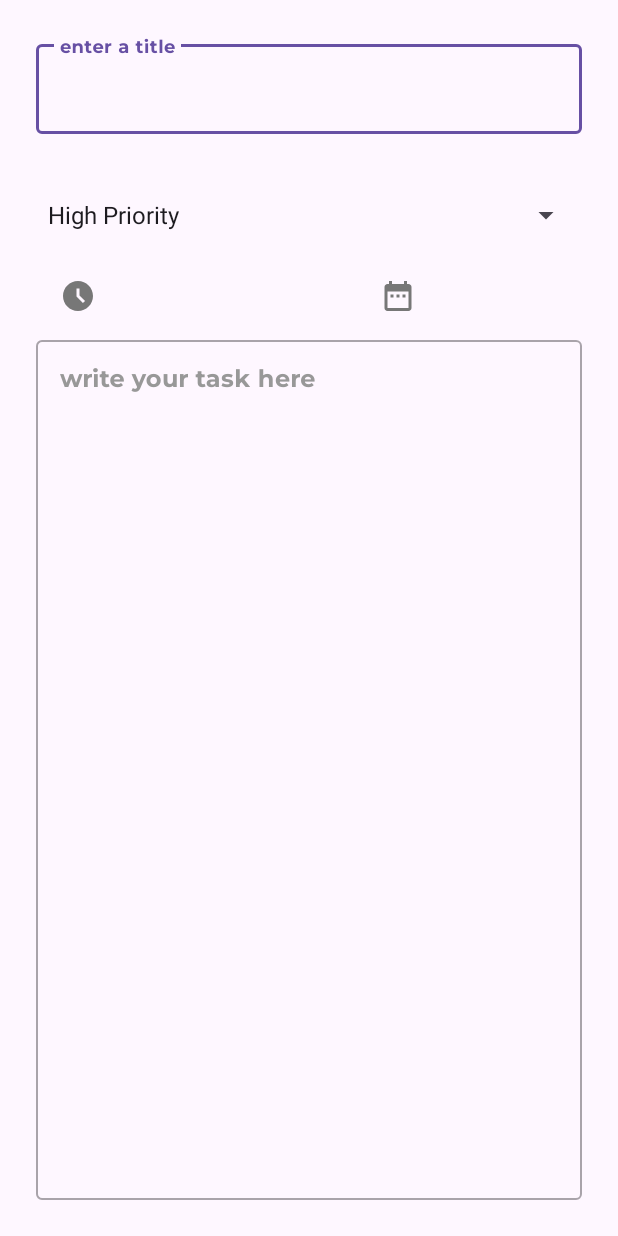
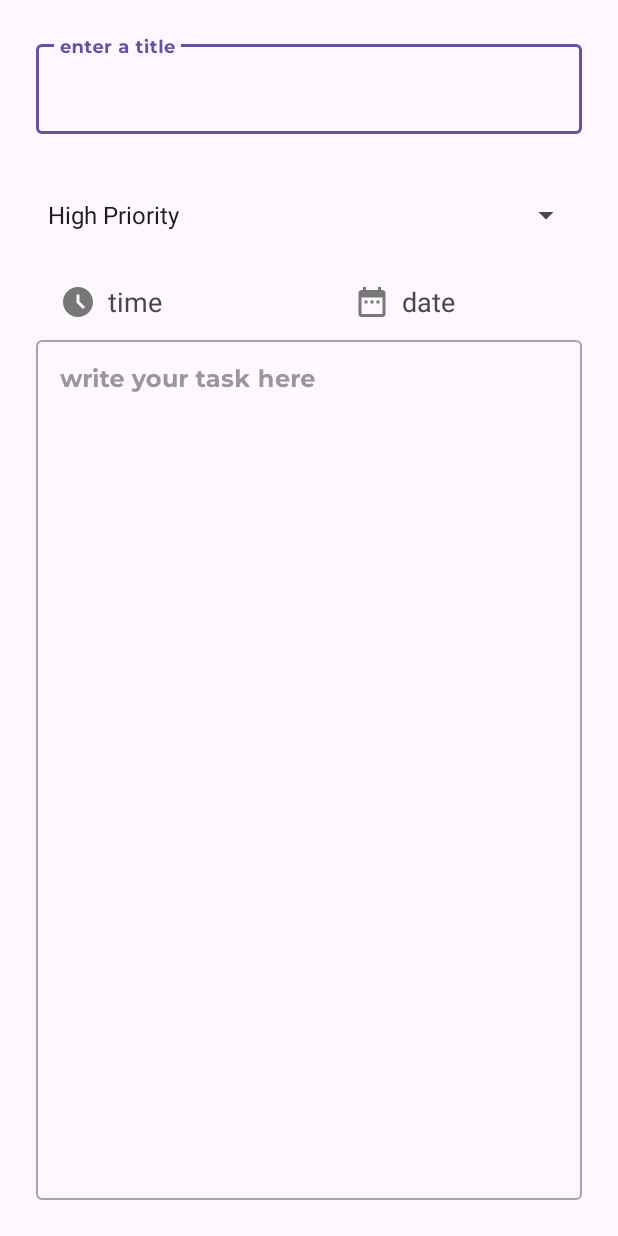
Before and after one commit to AbolfazlNarimani/MyToDo, an Android app: the layout fragment_update.xml on its own in the app's theme, with its tools: preview values and no code run, on a phone screen of 412 x 824 dp. Run offline under Robolectric (Android 15) with nearby library versions, the phone set to English and light mode, and no system bars; Roboto replaces fonts that are not available here.

Commit message:
---------------------- IMPORTANT the sdk is changed to 34 ! ----------------------
made the adapter now the saved files are visible
now you can select one and UpdateFragment.kt is up
safe args is up
some basic cleaning
made an interface for onClick for adapter

```diff
--- a/app/src/main/java/com/abe/todolist/fragments/add/AddFragment.kt
+++ b/app/src/main/java/com/abe/todolist/fragments/add/AddFragment.kt
@@ -29,16 +29,12 @@ import com.abe.todolist.data.models.ToDoData
 import com.abe.todolist.data.viewmodel.ToDoViewModel
 import com.abe.todolist.databinding.FragmentAddBinding
 import com.abe.todolist.fragments.DatePickerFragment
-import com.abe.todolist.interfacepack.TimeSelected
 import com.abe.todolist.notifications.CHANNELID
 import com.abe.todolist.notifications.MESSEAGEEXTRA
 import com.abe.todolist.notifications.NOTIFICATIONID
 import com.abe.todolist.notifications.Notifications
 import com.abe.todolist.notifications.TITLEEXTRA
 import com.abe.todolist.fragments.SharedViewModel
-import java.text.SimpleDateFormat
-import java.util.Calendar
-import java.util.GregorianCalendar
 
 
 class AddFragment : Fragment() {
@@ -61,7 +57,7 @@ class AddFragment : Fragment() {
         super.onViewCreated(view, savedInstanceState)
 
 
-        binding.prioritiesSpinner.onItemSelectedListener = mSharedViewModel.listener
+        binding.prioritiesSpinner.onItemSelectedListener = mSharedViewModel.onItemSelectedListener
 
         // implement menu
         val menuHost: MenuHost = requireActivity()
--- /dev/null
+++ b/app/src/main/java/com/abe/todolist/fragments/list/OnItemClickListener.kt
@@ -0,0 +1,5 @@
+package com.abe.todolist.fragments.list
+
+interface OnItemClickListener {
+    fun  onItemClick(position: Int)
+}
--- /dev/null
+++ b/app/src/main/res/drawable/arrow.xml
@@ -0,0 +1,5 @@
+<vector android:autoMirrored="true" android:height="24dp"
+    android:tint="#777" android:viewportHeight="24"
+    android:viewportWidth="24" android:width="24dp" xmlns:android="http://schemas.android.com/apk/res/android">
+    <path android:fillColor="@android:color/white" android:pathData="M12,4l-1.41,1.41L16.17,11H4v2h12.17l-5.58,5.59L12,20l8,-8z"/>
+</vector>
--- a/app/src/main/res/layout/fragment_add.xml
+++ b/app/src/main/res/layout/fragment_add.xml
@@ -25,7 +25,6 @@
             android:layout_height="60dp"
             android:inputType="text"
             android:padding="@dimen/et_padding"
-            android:textColor="@color/colorPrimaryText"
             android:textSize="@dimen/et_textSize" />
     </com.google.android.material.textfield.TextInputLayout>
 
@@ -95,7 +94,7 @@
             android:layout_gravity="center"
             android:textSize="18sp"
             android:layout_height="wrap_content"
-            android:text="date"
+            android:text="@string/time"
             />
 
 
@@ -117,7 +116,7 @@
             android:layout_gravity="center"
             android:textSize="18sp"
             android:layout_height="wrap_content"
-            android:text="date"
+            android:text="@string/date"
             />
 
     </LinearLayout>
--- a/app/src/main/res/layout/fragment_update.xml
+++ b/app/src/main/res/layout/fragment_update.xml
@@ -23,7 +23,6 @@
             android:layout_height="60dp"
             android:inputType="text"
             android:padding="@dimen/et_padding"
-            android:textColor="@color/colorPrimaryText"
             android:textSize="@dimen/et_textSize" />
     </com.google.android.material.textfield.TextInputLayout>
 
@@ -66,18 +65,18 @@
     </com.google.android.material.textfield.TextInputLayout>
 
     <LinearLayout
-        android:id="@+id/current_date_time_btn"
+        android:id="@+id/date_time_btn"
         android:layout_width="match_parent"
         android:layout_height="wrap_content"
-        android:layout_marginTop="8dp"
-        android:layout_marginBottom="8dp"
+        android:layout_marginTop="68dp"
         android:orientation="horizontal"
-        app:layout_constraintBottom_toTopOf="@id/current_task_entery_container"
-        app:layout_constraintTop_toBottomOf="@+id/current_priorities_spinner"
-        tools:layout_editor_absoluteX="24dp">
+        app:layout_constraintBottom_toTopOf="@+id/current_task_entery_container"
+        app:layout_constraintEnd_toEndOf="parent"
+        app:layout_constraintStart_toStartOf="parent"
+        app:layout_constraintTop_toTopOf="@+id/current_priorities_spinner">
 
         <ImageButton
-            android:id="@+id/current_time_btn"
+            android:id="@+id/time_btn"
             style="?android:attr/buttonBarButtonStyle"
             android:layout_width="40dp"
             android:layout_height="40dp"
@@ -87,17 +86,17 @@
             android:text="@string/time"
             app:tint="#777" />
 
-        <com.abe.todolist.customViews.MSPTextView
-            android:id="@+id/tv_date"
+        <TextView
+            android:id="@+id/tv_time"
             android:layout_width="wrap_content"
             android:layout_height="wrap_content"
             android:layout_gravity="center"
-            android:layout_margin="10dp"
-            android:text="@string/date"
-            android:visibility="invisible" />
+            android:text="@string/time"
+            android:textSize="18sp" />
+
 
         <ImageButton
-            android:id="@+id/current_date_btn"
+            android:id="@+id/date_btn"
             style="?android:attr/buttonBarButtonStyle"
             android:layout_width="40dp"
             android:layout_height="40dp"
@@ -108,14 +107,13 @@
             android:text="@string/date"
             app:tint="#777" />
 
-        <com.abe.todolist.customViews.MSPTextView
-            android:id="@+id/tv_time"
+        <TextView
+            android:id="@+id/tv_date"
             android:layout_width="wrap_content"
             android:layout_height="wrap_content"
             android:layout_gravity="center"
-            android:layout_margin="10dp"
-            android:text="@string/time"
-            android:visibility="invisible" />
+            android:text="@string/date"
+            android:textSize="18sp" />
 
     </LinearLayout>
 
--- a/app/src/main/res/layout/row_layout.xml
+++ b/app/src/main/res/layout/row_layout.xml
@@ -27,7 +27,7 @@
             app:layout_constraintEnd_toEndOf="parent"
             app:layout_constraintTop_toTopOf="parent" />
 
-        <com.abe.todolist.customViews.MSPTextView
+        <TextView
             android:id="@+id/title_text"
             android:layout_width="wrap_content"
             android:layout_height="wrap_content"
--- a/app/src/main/res/navigation/my_nav.xml
+++ b/app/src/main/res/navigation/my_nav.xml
@@ -56,5 +56,8 @@
             app:exitAnim="@anim/to_left"
             app:popUpTo="@id/listFragment"
             app:popUpToInclusive="true"/>
+        <argument
+            android:name="currentitem"
+            app:argType="com.abe.todolist.data.models.ToDoData" />
     </fragment>
 </navigation>
--- a/app/src/main/res/values/strings.xml
+++ b/app/src/main/res/values/strings.xml
@@ -3,7 +3,7 @@
     <!-- TODO: Remove or change this placeholder text -->
     <string name="hello_blank_fragment">Hello blank fragment</string>
 
-    <string name="no_data">All done !</string>
+    <string name="no_data">Nothing to see here ? </string>
 
     <string name="title">Title</string>
     <string name="description">Description</string>
@@ -32,4 +32,5 @@
     <string name="update">Update</string>
     <string name="delete">Delete</string>
     <string name="confirm">Confirm</string>
+    <string name="click_here_to_begin">Click here to begin !</string>
 </resources>
--- a/settings.gradle.kts
+++ b/settings.gradle.kts
@@ -4,6 +4,7 @@ pluginManagement {
         mavenCentral()
         gradlePluginPortal()
         jcenter()
+
     }
 }
 dependencyResolutionManagement {
```
Also changed, not shown: app/build.gradle.kts (+10 -10 lines), app/src/main/java/com/abe/todolist/fragments/SharedViewModel.kt (+20 -8 lines), app/src/main/java/com/abe/todolist/fragments/list/ListAdapter.kt (added, +68 -0 lines), app/src/main/java/com/abe/todolist/fragments/list/ListFragment.kt (+42 -3 lines), app/src/main/java/com/abe/todolist/fragments/update/UpdateFragment.kt (+34 -1 lines), app/src/main/res/layout/fragment_list.xml (+36 -11 lines), build.gradle.kts (+6 -4 lines), 1 other file.
